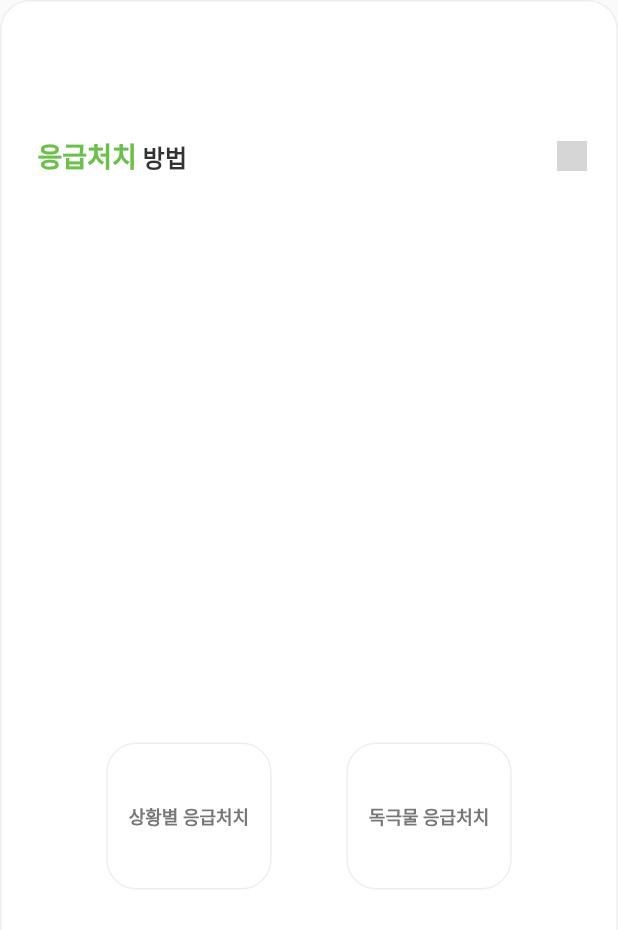
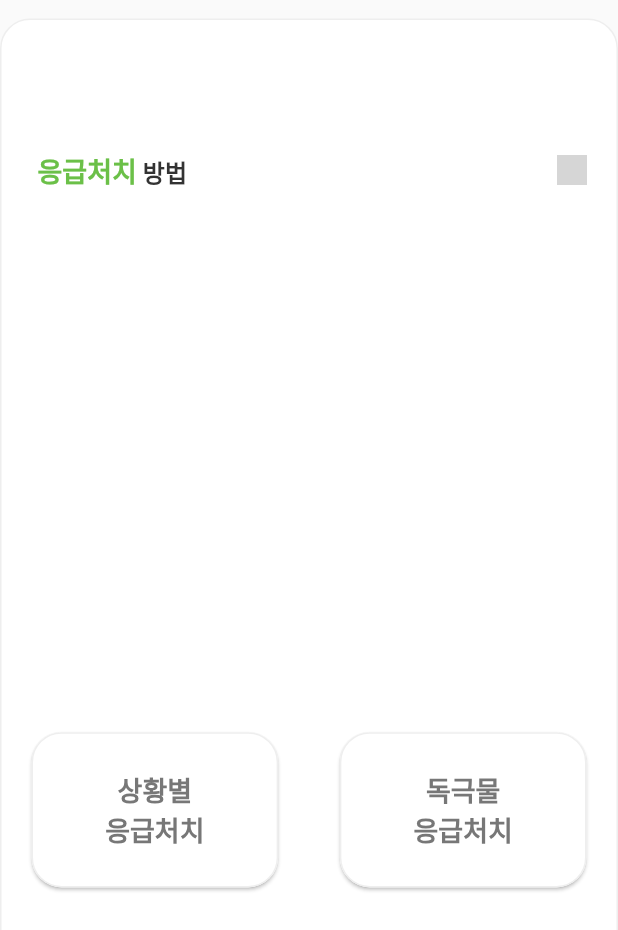
Before and after one commit to Dongguk-Univ-Drugs/pillology, a Flutter app: what emergency() shows on an empty page, opened directly, on a phone screen of 412 x 824 dp. Shown: the top 930 px of the screen. Run offline on Flutter 3.47's test engine with Material 2 defaults, Android fonts, the phone set to English and light mode, and no system bars; missing offline and left inert: imagebutton; grey boxes are pictures that could not be loaded.

Commit message:
update home_screen

```diff
--- a/pill/lib/components/body/home/home_main.dart
+++ b/pill/lib/components/body/home/home_main.dart
@@ -19,7 +19,8 @@ class _HomeScreenState extends State<HomeScreen> {
         child: Container(
             padding: EdgeInsets.all(20.0),
             child: Column(
-              mainAxisAlignment: MainAxisAlignment.spaceBetween,
+              mainAxisAlignment: MainAxisAlignment.spaceEvenly,
+              crossAxisAlignment: CrossAxisAlignment.center,
               children: [
                 Expanded(
                   flex: 1,
@@ -29,17 +30,11 @@ class _HomeScreenState extends State<HomeScreen> {
                   flex: 2,
                   child: searchTabs(),
                 ),
-                Expanded(flex: 3, child: drugStory()),
-                Expanded(
-                  flex: 1,
-                  child: SizedBox(
-                    height: 5.0,
-                  ),
-                ),
+                Expanded(flex: 3, child: drugStory(context)),
                 Expanded(
                   flex: 3,
-                  child: emergency(),
-                )
+                  child: emergency(context),
+                ),
               ],
             )));
   }
@@ -70,10 +65,20 @@ class _SearchBarState extends State<SearchBar> {
             child: ImageButton(
               height: 30,
               width: 30,
-              children: [Image.asset('assets/icons/search-grey.png', color: color777,)],
+              children: [
+                Image.asset(
+                  'assets/icons/search-grey.png',
+                  color: color777,
+                )
+              ],
               pressedImage: Image.asset(
-                  'assets/icons/search-grey.png', color: colorThemeGreen,), // TODO: 다른 색 아이콘으로 변경하기 !
-              unpressedImage: Image.asset('assets/icons/search-grey.png', color: color777,),
+                'assets/icons/search-grey.png',
+                color: colorThemeGreen,
+              ), // TODO: 다른 색 아이콘으로 변경하기 !
+              unpressedImage: Image.asset(
+                'assets/icons/search-grey.png',
+                color: color777,
+              ),
               onTap: () => print("search pressed"),
             ))
       ],
@@ -159,7 +164,7 @@ Row searchTabs() {
   );
 }
 
-GestureDetector drugStory() {
+GestureDetector drugStory(BuildContext context) {
   return GestureDetector(
       onTap: () => print("drugs clicked"),
       child: Container(
@@ -228,9 +233,11 @@ GestureDetector drugStory() {
           )));
 }
 
-Container emergency() {
+Container emergency(BuildContext context) {
   return Container(
     padding: EdgeInsets.symmetric(vertical: 15.0, horizontal: 20.0),
+    margin: EdgeInsets.symmetric(
+        vertical: MediaQuery.of(context).size.height * 0.015),
     decoration: boxDecorationNoShadow(),
     child: Column(
       children: [
@@ -261,24 +268,44 @@ Container emergency() {
           child: Row(
             mainAxisAlignment: MainAxisAlignment.spaceEvenly,
             children: [
-              TextButton(
+              Expanded(
+                  flex: 4,
+                  child: TextButton(
                     onPressed: () => print("emergency1"),
-                child: makeSemiTitle("상황별 응급처치"),
+                    child: makeBoldTitleWithSize("상황별\n응급처치", 18.0, TextAlign.center),
                     style: TextButton.styleFrom(
-                    padding: EdgeInsets.symmetric(vertical: 40, horizontal: 15),
+                        padding: EdgeInsets.symmetric(
+                            vertical: MediaQuery.of(context).size.height * 0.03,
+                            horizontal:
+                                MediaQuery.of(context).size.height * 0.015),
                         shape: RoundedRectangleBorder(
                             borderRadius: BorderRadius.circular(20),
-                        side: BorderSide(color: colorEEE))),
+                            side: BorderSide(color: colorEEE)),
+                        backgroundColor: Colors.white,
+                        elevation: 1.0
                         ),
-              TextButton(
+                  )),
+              Expanded(
+                flex: 1,
+                child: SizedBox(),
+              ),
+              Expanded(
+                  flex: 4,
+                  child: TextButton(
                     onPressed: () => print("emergency2"),
-                child: makeSemiTitle("독극물 응급처치"),
+                    child: makeBoldTitleWithSize("독극물\n응급처치", 18.0, TextAlign.center),
                     style: TextButton.styleFrom(
-                    padding: EdgeInsets.symmetric(vertical: 40, horizontal: 15),
+                        padding: EdgeInsets.symmetric(
+                            vertical: MediaQuery.of(context).size.height * 0.03,
+                            horizontal:
+                                MediaQuery.of(context).size.height * 0.015),
                         shape: RoundedRectangleBorder(
                             borderRadius: BorderRadius.circular(20),
-                        side: BorderSide(color: colorEEE))),
-              )
+                            side: BorderSide(color: colorEEE)),
+                        backgroundColor: Colors.white,
+                        elevation: 1.0
+                        ),
+                  ))
             ],
           ),
         )
--- a/pill/lib/utility/textify.dart
+++ b/pill/lib/utility/textify.dart
@@ -1,10 +1,24 @@
 import 'package:flutter/material.dart';
 import 'package:pill/utility/palette.dart';
+
+Text makeBoldTitle(String title) {
+  return Text(
+    title,
+    style: TextStyle(color: color777, fontWeight: FontWeight.bold, fontSize: 12.0),
+  );
+}
+Text makeBoldTitleWithSize(String title, double size, TextAlign textAlign) {
+  return Text(
+    title,
+    style: TextStyle(color: color777, fontWeight: FontWeight.bold, fontSize: size),
+    textAlign: textAlign,
+  );
+}
 
 Text makeSemiTitle(String title) {
   return Text(
     title,
-    style: TextStyle(color: color777, fontWeight: FontWeight.bold, fontSize: 12.0),
+    style: TextStyle(color: color777, fontWeight: FontWeight.w600, fontSize: 12.0),
   );
 }
 
```
Lines whose indentation alone changed are shown as unchanged.
